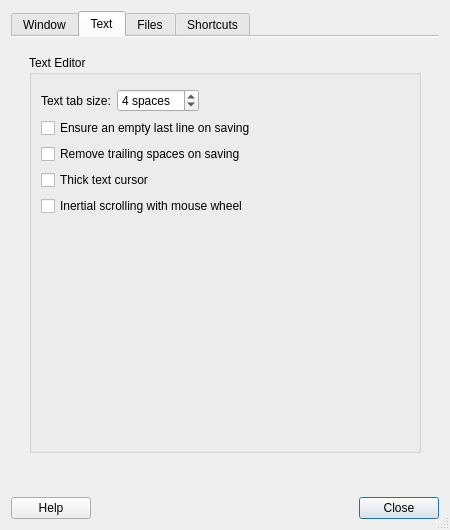
Old version of the form featherpad/prefDialog.ui in the repository tembun/fpad.
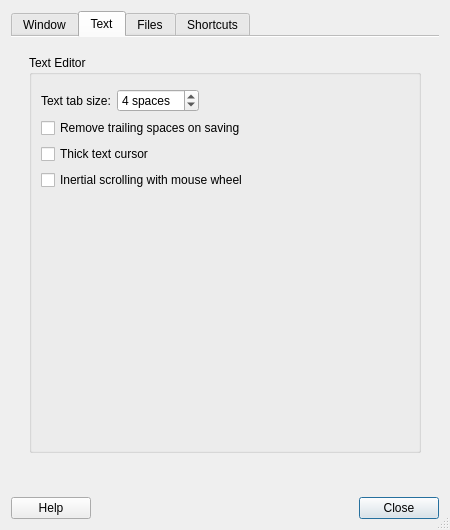
New version of the form. The open tabs and pages were chosen to show the change. Icons and pictures are not drawn.

Commit message: remove add empty line setting

Diff of the .ui file:
```diff
--- a/featherpad/prefDialog.ui
+++ b/featherpad/prefDialog.ui
@@ -446,17 +446,6 @@
                 </item>
                </layout>
               </item>
-              <item>
-               <widget class="QCheckBox" name="lastLineBox">
-                <property name="toolTip">
-                 <string>Some text editors cannot open a document
-whose last line is not empty.</string>
-                </property>
-                <property name="text">
-                 <string>Ensure an empty last line on saving</string>
-                </property>
-               </widget>
-              </item>
               <item>
                <widget class="QCheckBox" name="trailingSpacesBox">
                 <property name="text">
```
The commit also changes 5 other files.
